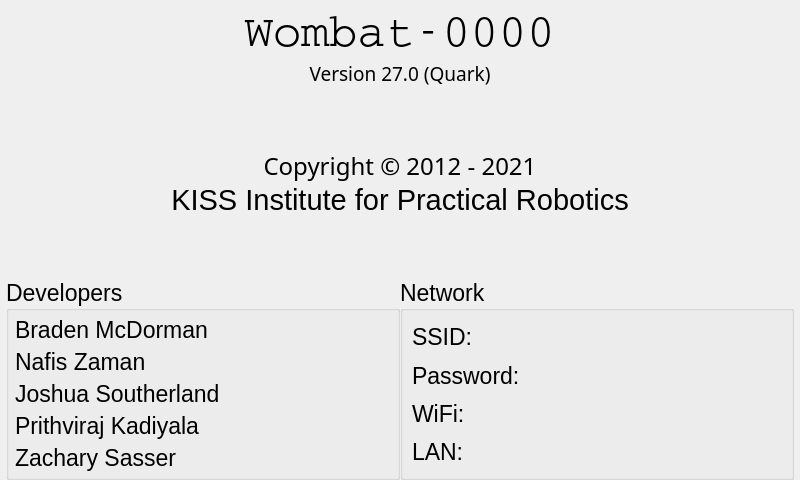
Before: the Qt Designer form ui/AboutWidget.ui in kipr/botui, drawn with Qt 5.
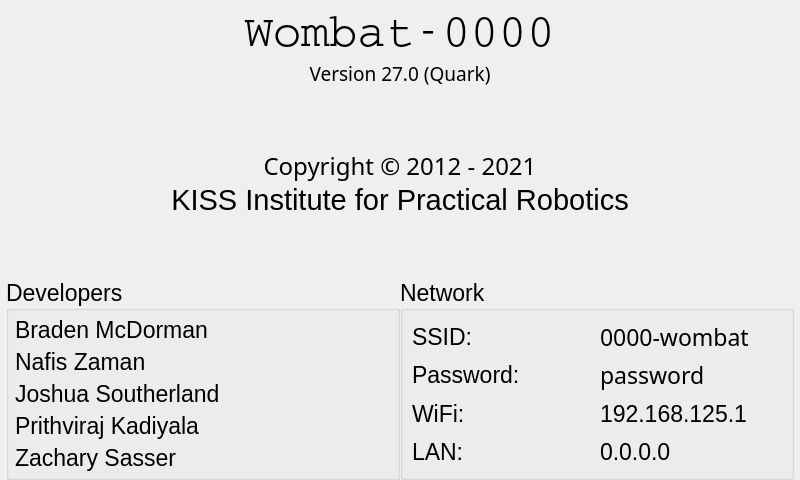
After: the same form once the commit is applied.

Commit message: Fixed mismatched fonts

```diff
--- a/ui/AboutWidget.ui
+++ b/ui/AboutWidget.ui
@@ -284,11 +284,12 @@
            <widget class="QLabel" name="ssid">
             <property name="font">
              <font>
-              <pointsize>22</pointsize>
+              <family>Noto Sans</family>
+              <pointsize>17</pointsize>
              </font>
             </property>
             <property name="text">
-             <string/>
+             <string>0000-wombat</string>
             </property>
            </widget>
           </item>
@@ -312,11 +313,12 @@
            <widget class="QLabel" name="password">
             <property name="font">
              <font>
-              <pointsize>22</pointsize>
+              <family>Noto Sans</family>
+              <pointsize>17</pointsize>
              </font>
             </property>
             <property name="text">
-             <string/>
+             <string>password</string>
             </property>
            </widget>
           </item>
@@ -334,7 +336,7 @@
           <item>
            <widget class="QLabel" name="WiFiaddr">
             <property name="text">
-             <string/>
+             <string>192.168.125.1</string>
             </property>
            </widget>
           </item>
@@ -352,7 +354,7 @@
           <item>
            <widget class="QLabel" name="LANaddr">
             <property name="text">
-             <string/>
+             <string>0.0.0.0</string>
             </property>
            </widget>
           </item>
```
